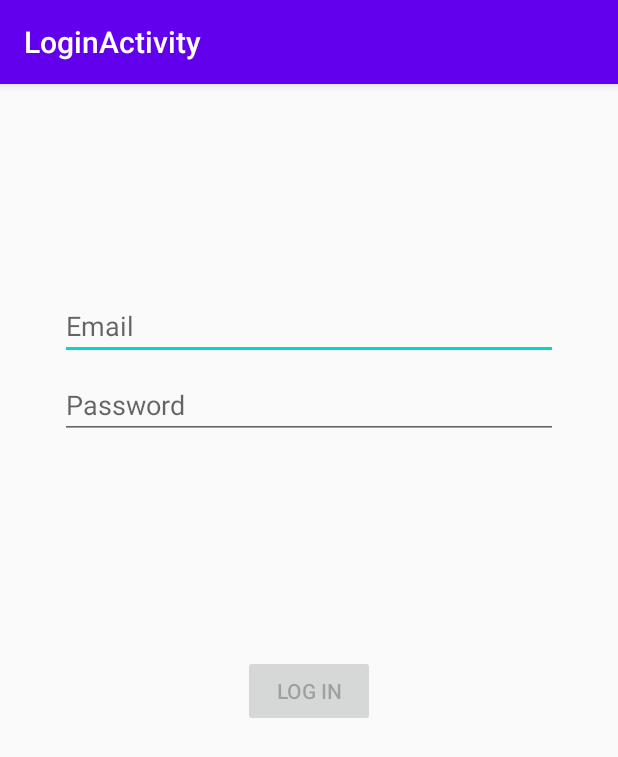
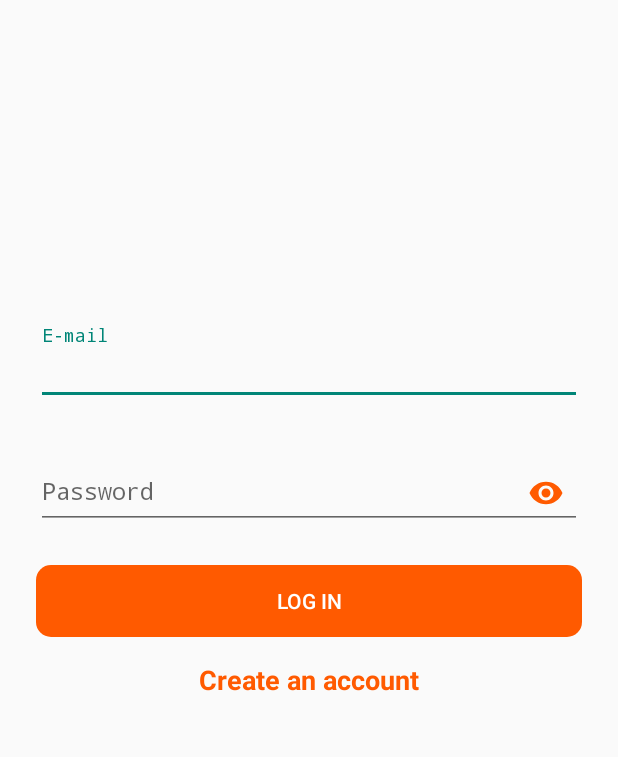
Before and after one commit to bavllymagid/talbat-clone-project, an Android app: the screen it shows after launch (LoginActivity), after a tap on "LOG IN", on a phone screen of 412 x 824 dp. Shown: the top 757 px of the screen. Run offline under Robolectric (Android 15) with nearby library versions, the phone set to English and light mode, and no system bars.

Commit message:
added register and modified app design

```diff
--- a/Talabat/app/build.gradle
+++ b/Talabat/app/build.gradle
@@ -1,8 +1,8 @@
 apply plugin: 'com.android.application'
 
 android {
-    compileSdkVersion 29
-    buildToolsVersion "29.0.3"
+    compileSdkVersion 30
+    buildToolsVersion "30.0.3"
 
     defaultConfig {
         applicationId "project.java4.talabat"
--- a/Talabat/app/src/main/AndroidManifest.xml
+++ b/Talabat/app/src/main/AndroidManifest.xml
@@ -9,11 +9,13 @@
         android:roundIcon="@mipmap/ic_launcher_round"
         android:supportsRtl="true"
         android:theme="@style/AppTheme">
+        <activity android:name=".register" android:theme="@style/Theme.AppCompat.Light.NoActionBar"></activity>
         <activity
             android:name=".ui.login.LoginActivity"
-            android:label="@string/title_activity_login"></activity>
+            android:theme="@style/Theme.AppCompat.Light.NoActionBar"
+            android:label="@string/title_activity_login" />
         <activity android:name=".LoadResturants" />
-        <activity android:name=".MainActivity">
+        <activity android:name=".MainActivity" android:theme="@style/Theme.AppCompat.Light.NoActionBar">
             <intent-filter>
                 <action android:name="android.intent.action.MAIN" />
 
--- a/Talabat/app/src/main/java/project/java4/talabat/MainActivity.java
+++ b/Talabat/app/src/main/java/project/java4/talabat/MainActivity.java
@@ -14,8 +14,6 @@ import project.java4.talabat.ui.login.LoginActivity;
 public class MainActivity extends AppCompatActivity {
 
     private TextView talabatSlogan ;
-    private Button logIn ;
-    private Button register;
 
     @Override
     protected void onCreate(Bundle savedInstanceState) {
@@ -31,20 +29,13 @@ public class MainActivity extends AppCompatActivity {
         //store reference to the talabat
         talabatSlogan = (TextView) findViewById(R.id.talabat);
 
-        //store reference to login and register buttons
-        logIn = (Button) findViewById(R.id.login);
-        register = (Button) findViewById(R.id.register);
-        //listening to the click of the button
-        logIn.setOnClickListener(new View.OnClickListener() {
-            @Override
-            public void onClick(View v) {
-                onClickSwitchActivity(v);
-            }
-        });
     }
-
-    public void onClickSwitchActivity(View view) {
-        Intent intent = new Intent(this, LoginActivity.class);
+    public void logingin(View view){
+        Intent intent = new Intent(this,LoginActivity.class);
+        startActivity(intent);
+    }
+    public void registering(View view){
+        Intent intent = new Intent(this,register.class);
         startActivity(intent);
     }
 }
--- /dev/null
+++ b/Talabat/app/src/main/res/drawable/rounded_button.xml
@@ -0,0 +1,8 @@
+<?xml version="1.0" encoding="utf-8"?>
+<shape xmlns:android="http://schemas.android.com/apk/res/android"
+    android:shape="rectangle"
+    >
+    <solid android:color="@color/btnColor"></solid>
+    <corners android:radius="10dp"></corners>
+
+</shape>
--- a/Talabat/app/src/main/res/layout/activity_login.xml
+++ b/Talabat/app/src/main/res/layout/activity_login.xml
@@ -7,59 +7,75 @@
     android:layout_height="match_parent"
     tools:context=".ui.login.LoginActivity">
 
-    <EditText
-        android:id="@+id/username"
+
+    <com.google.android.material.textfield.TextInputLayout
+        android:id="@+id/username_layout"
         android:layout_width="0dp"
         android:layout_height="wrap_content"
-        android:layout_marginStart="40dp"
-        android:layout_marginTop="112dp"
-        android:layout_marginEnd="40dp"
-        android:layout_marginBottom="558dp"
-        android:autofillHints="example@gmail.com"
-        android:hint="@string/prompt_email"
-        android:inputType="textEmailAddress"
-        android:selectAllOnFocus="true"
+        android:layout_marginStart="24dp"
+        android:layout_marginTop="32dp"
+        android:layout_marginEnd="24dp"
+        android:ems="10"
+        android:hint="E-mail"
         app:layout_constraintBottom_toBottomOf="parent"
         app:layout_constraintEnd_toEndOf="parent"
+        app:layout_constraintHorizontal_bias="0.5"
         app:layout_constraintStart_toStartOf="parent"
-        app:layout_constraintTop_toTopOf="parent" />
+        app:layout_constraintTop_toTopOf="parent"
+        app:layout_constraintVertical_bias="0.25">
 
-    <EditText
-        android:id="@+id/password"
+        <com.google.android.material.textfield.TextInputEditText
+            android:id="@+id/username"
+            android:layout_width="match_parent"
+            android:layout_height="match_parent"
+            android:fontFamily="monospace"
+            android:inputType="textEmailAddress"
+            android:textSize="16sp"></com.google.android.material.textfield.TextInputEditText>
+    </com.google.android.material.textfield.TextInputLayout>
+
+    <com.google.android.material.textfield.TextInputLayout
+        android:id="@+id/password_layout"
         android:layout_width="0dp"
         android:layout_height="wrap_content"
-        android:layout_marginStart="40dp"
-        android:layout_marginTop="165dp"
-        android:layout_marginEnd="40dp"
-        android:layout_marginBottom="505dp"
+        android:layout_marginStart="24dp"
+        android:layout_marginTop="24dp"
+        android:layout_marginEnd="24dp"
         android:autofillHints="12345"
         android:hint="@string/prompt_password"
         android:imeActionLabel="@string/action_sign_in_short"
         android:imeOptions="actionDone"
         android:inputType="textPassword"
         android:selectAllOnFocus="true"
-        app:layout_constraintBottom_toBottomOf="parent"
         app:layout_constraintEnd_toEndOf="parent"
         app:layout_constraintStart_toStartOf="parent"
-        app:layout_constraintTop_toTopOf="parent" />
+        app:layout_constraintTop_toBottomOf="@+id/username_layout"
+        app:passwordToggleEnabled="true"
+        app:passwordToggleTint="#FF5A00">
+
+        <com.google.android.material.textfield.TextInputEditText
+            android:id="@+id/password"
+            android:layout_width="match_parent"
+            android:layout_height="match_parent"
+            android:fontFamily="monospace"
+            android:inputType="textPassword"
+            android:textSize="16sp"></com.google.android.material.textfield.TextInputEditText>
+    </com.google.android.material.textfield.TextInputLayout>
 
     <Button
         android:id="@+id/login"
-        android:layout_width="wrap_content"
+        android:layout_width="0dp"
         android:layout_height="wrap_content"
         android:layout_gravity="start"
-        android:layout_marginStart="162dp"
-        android:layout_marginTop="341dp"
-        android:layout_marginEnd="161dp"
-        android:layout_marginBottom="324dp"
+        android:layout_marginStart="24dp"
+        android:layout_marginTop="24dp"
+        android:layout_marginEnd="24dp"
+        android:background="@drawable/rounded_button"
         android:enabled="false"
         android:text="@string/action_sign_in"
-        app:layout_constraintBottom_toBottomOf="parent"
+        android:textColor="#fff"
         app:layout_constraintEnd_toEndOf="parent"
-        app:layout_constraintHorizontal_bias="0.0"
         app:layout_constraintStart_toStartOf="parent"
-        app:layout_constraintTop_toTopOf="parent"
-        app:layout_constraintVertical_bias="0.722" />
+        app:layout_constraintTop_toBottomOf="@+id/password_layout" />
 
     <ProgressBar
         android:id="@+id/loading"
@@ -72,8 +88,25 @@
         android:layout_marginBottom="64dp"
         android:visibility="gone"
         app:layout_constraintBottom_toBottomOf="parent"
-        app:layout_constraintEnd_toEndOf="@+id/password"
-        app:layout_constraintStart_toStartOf="@+id/password"
+        app:layout_constraintEnd_toEndOf="@+id/password_layout"
+        app:layout_constraintStart_toStartOf="@+id/password_layout"
         app:layout_constraintTop_toTopOf="parent"
         app:layout_constraintVertical_bias="0.3" />
+
+    <TextView
+        android:id="@+id/goToRegister"
+        android:layout_width="wrap_content"
+        android:layout_height="wrap_content"
+        android:layout_marginTop="16dp"
+        android:text="Create an account"
+        android:textColor="@color/btnColor"
+        android:textSize="18sp"
+        android:textStyle="bold"
+        android:clickable="true"
+        android:onClick="registering"
+        app:layout_constraintEnd_toEndOf="parent"
+        app:layout_constraintHorizontal_bias="0.5"
+        app:layout_constraintStart_toStartOf="parent"
+        app:layout_constraintTop_toBottomOf="@+id/login"
+        />
 </androidx.constraintlayout.widget.ConstraintLayout>
--- a/Talabat/app/src/main/res/values/colors.xml
+++ b/Talabat/app/src/main/res/values/colors.xml
@@ -3,4 +3,5 @@
     <color name="colorPrimary">#6200EE</color>
     <color name="colorPrimaryDark">#3700B3</color>
     <color name="colorAccent">#03DAC5</color>
+    <color name="btnColor">#FF5A00</color>
 </resources>
```
Also changed, not shown: Talabat/app/src/main/java/project/java4/talabat/register.java (added, +14 -0 lines), Talabat/app/src/main/java/project/java4/talabat/ui/login/LoginActivity.java (+12 -0 lines), Talabat/app/src/main/res/layout/activity_main.xml (+28 -23 lines), Talabat/app/src/main/res/layout/activity_register.xml (added, +173 -0 lines), Talabat/app/src/main/res/values/styles.xml (+8 -0 lines).
